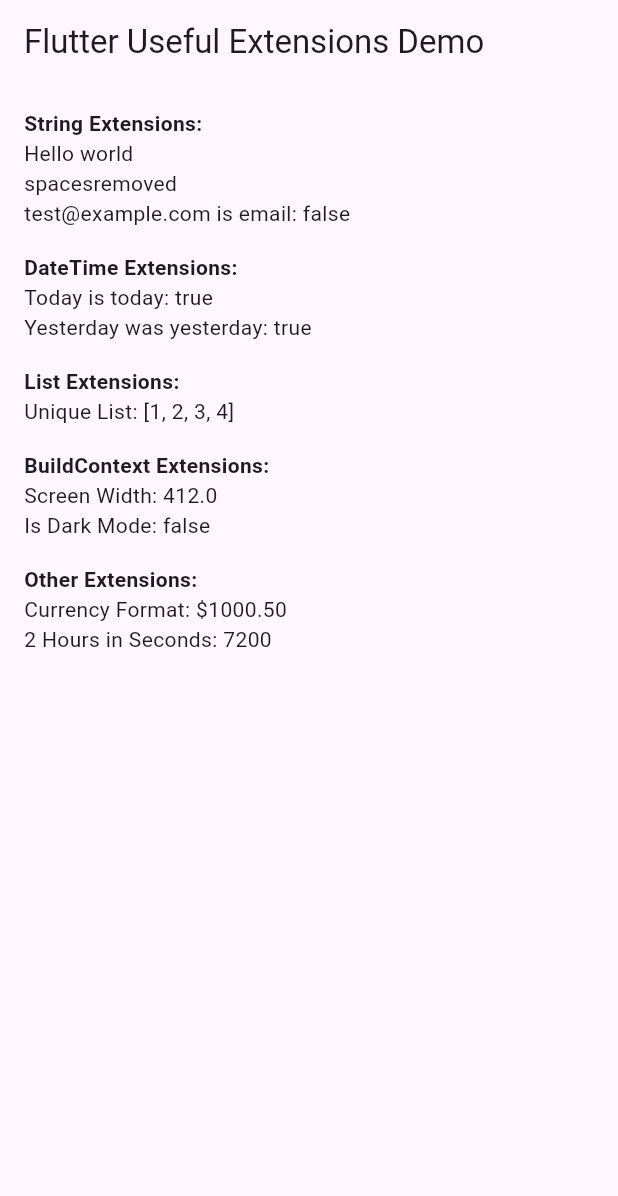
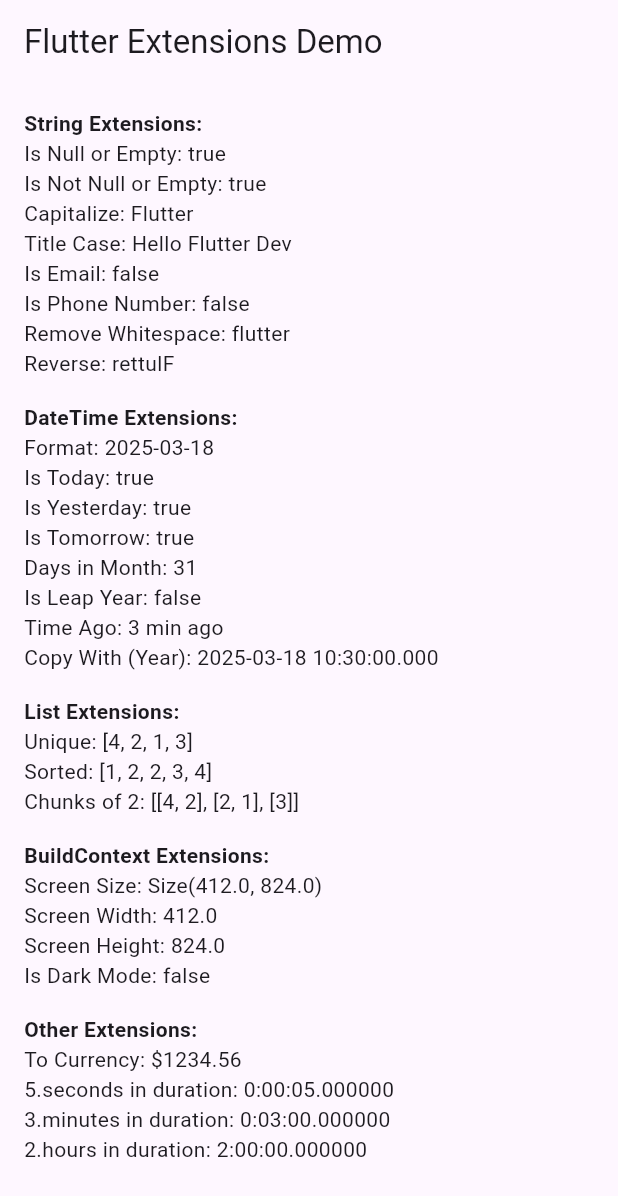
Before and after one commit to gsshakil/flutter_useful_extensions, a Flutter app: the screen it shows after launch, on a phone screen of 412 x 824 dp. Shown: the top 1196 px of the screen. Run offline on Flutter 3.47's test engine with Material 3 defaults, Android fonts, the phone set to English and light mode, and no system bars.

Commit message:
updated example code to cover all the extensions

```diff
--- a/example/lib/main.dart
+++ b/example/lib/main.dart
@@ -23,8 +23,11 @@ class ExtensionsDemo extends StatelessWidget {
 
   @override
   Widget build(BuildContext context) {
+    DateTime now = DateTime.now();
+    List<int> numbers = [4, 2, 2, 1, 3];
+
     return Scaffold(
-      appBar: AppBar(title: Text("Flutter Useful Extensions Demo")),
+      appBar: AppBar(title: Text("Flutter Extensions Demo")),
       body: Padding(
         padding: const EdgeInsets.all(16.0),
         child: SingleChildScrollView(
@@ -33,29 +36,46 @@ class ExtensionsDemo extends StatelessWidget {
             children: [
               Text("String Extensions:",
                   style: TextStyle(fontWeight: FontWeight.bold)),
-              Text("hello world".capitalize()),
-              Text("   spaces removed   ".removeWhitespace()),
-              Text("test@example.com is email: ${"test@example.com".isEmail}"),
+              Text("Is Null or Empty: ${"".isNullOrEmpty}"),
+              Text("Is Not Null or Empty: ${"Hello".isNotNullOrEmpty}"),
+              Text("Capitalize: ${"flutter".capitalize()}"),
+              Text("Title Case: ${"hello flutter dev".toTitleCase()}"),
+              Text("Is Email: ${"test@example.com".isEmail}"),
+              Text("Is Phone Number: ${"01700000000".isPhoneNumber}"),
+              Text("Remove Whitespace: ${"  flut ter  ".removeWhitespace()}"),
+              Text("Reverse: ${"Flutter".reverse()}"),
               SizedBox(height: 16),
               Text("DateTime Extensions:",
                   style: TextStyle(fontWeight: FontWeight.bold)),
-              Text("Today is today: ${DateTime.now().isToday}"),
+              Text("Format: ${now.format('yyyy-MM-dd')}"),
+              Text("Is Today: ${now.isToday}"),
               Text(
-                  "Yesterday was yesterday: ${DateTime.now().subtract(Duration(days: 1)).isYesterday}"),
+                  "Is Yesterday: ${now.subtract(Duration(days: 1)).isYesterday}"),
+              Text("Is Tomorrow: ${now.add(Duration(days: 1)).isTomorrow}"),
+              Text("Days in Month: ${now.daysInMonth}"),
+              Text("Is Leap Year: ${now.isLeapYear}"),
+              Text("Time Ago: ${now.subtract(Duration(minutes: 3)).timeAgo()}"),
+              Text("Copy With (Year): ${now.copyWith(year: 2025)}"),
               SizedBox(height: 16),
               Text("List Extensions:",
                   style: TextStyle(fontWeight: FontWeight.bold)),
-              Text("Unique List: ${[1, 2, 2, 3, 4, 4].unique()}"),
+              Text("Unique: ${numbers.unique()}"),
+              Text("Sorted: ${numbers.sorted()}"),
+              Text("Chunks of 2: ${numbers.chunk(2)}"),
               SizedBox(height: 16),
               Text("BuildContext Extensions:",
                   style: TextStyle(fontWeight: FontWeight.bold)),
+              Text("Screen Size: ${context.screenSize}"),
               Text("Screen Width: ${context.screenWidth}"),
+              Text("Screen Height: ${context.screenHeight}"),
               Text("Is Dark Mode: ${context.isDarkMode}"),
               SizedBox(height: 16),
               Text("Other Extensions:",
                   style: TextStyle(fontWeight: FontWeight.bold)),
-              Text("Currency Format: ${1000.5.toCurrency()}"),
-              Text("2 Hours in Seconds: ${2.hours.inSeconds}"),
+              Text("To Currency: ${1234.56.toCurrency()}"),
+              Text("5.seconds in duration: ${5.seconds}"),
+              Text("3.minutes in duration: ${3.minutes}"),
+              Text("2.hours in duration: ${2.hours}"),
             ],
           ),
         ),
--- a/lib/extensions/list_extensions.dart
+++ b/lib/extensions/list_extensions.dart
@@ -1,5 +1,8 @@
 extension ListExtensions<T> on List<T> {
   List<T> unique() => toSet().toList();
   List<T> sorted([int Function(T a, T b)? compare]) => [...this]..sort(compare);
-  List<List<T>> chunk(int size) => [for (var i = 0; i < length; i += size) sublist(i, (i + size) > length ? length : (i + size))];
+  List<List<T>> chunk(int size) => [
+        for (var i = 0; i < length; i += size)
+          sublist(i, (i + size) > length ? length : (i + size))
+      ];
 }
--- a/lib/extensions/navigation_extensions.dart
+++ b/lib/extensions/navigation_extensions.dart
@@ -1,7 +1,9 @@
 import 'package:flutter/material.dart';
 
 extension NavigationExtensions on BuildContext {
-  void push(Widget page) => Navigator.of(this).push(MaterialPageRoute(builder: (_) => page));
-  void pushReplacement(Widget page) => Navigator.of(this).pushReplacement(MaterialPageRoute(builder: (_) => page));
+  void push(Widget page) =>
+      Navigator.of(this).push(MaterialPageRoute(builder: (_) => page));
+  void pushReplacement(Widget page) => Navigator.of(this)
+      .pushReplacement(MaterialPageRoute(builder: (_) => page));
   void pop() => Navigator.of(this).pop();
 }
```
Also changed, not shown: 3 other files.
